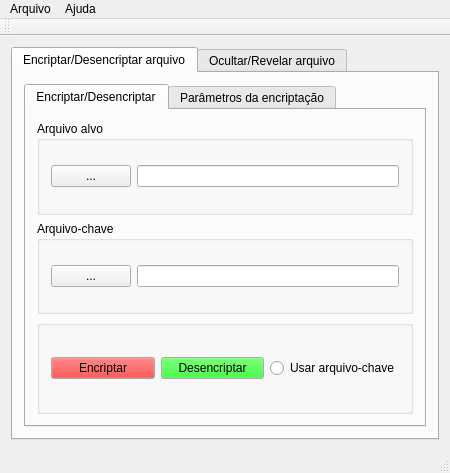
This is mainwindow.ui in gogo40/PASME as Qt 5 draws it before an edit. The edited form follows.
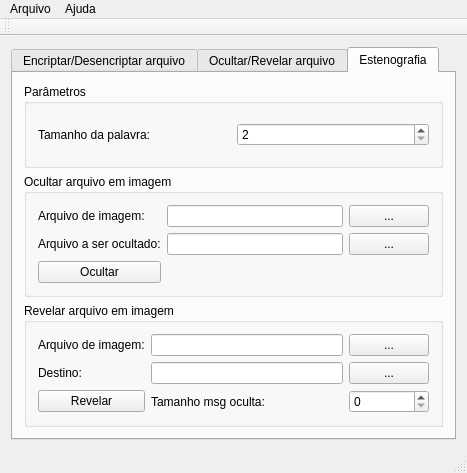
This is the edited form. The open tabs and pages were chosen to show the change.

Commit message: Implementada versão inicial da estenografia.

The edit to the form file:
```diff
--- a/mainwindow.ui
+++ b/mainwindow.ui
@@ -6,7 +6,7 @@
    <rect>
     <x>0</x>
     <y>0</y>
-    <width>450</width>
+    <width>467</width>
     <height>473</height>
    </rect>
   </property>
@@ -14,8 +14,8 @@
    <string>PASME</string>
   </property>
   <widget class="QWidget" name="centralWidget">
-   <layout class="QVBoxLayout" name="verticalLayout">
-    <item>
+   <layout class="QGridLayout" name="gridLayout_16">
+    <item row="0" column="0">
      <widget class="QTabWidget" name="tabWidget">
       <property name="currentIndex">
        <number>0</number>
@@ -498,6 +498,157 @@
         </item>
        </layout>
       </widget>
+      <widget class="QWidget" name="tab_5">
+       <attribute name="title">
+        <string>Estenografia</string>
+       </attribute>
+       <layout class="QGridLayout" name="gridLayout_5">
+        <item row="0" column="0">
+         <widget class="QGroupBox" name="groupBox_14">
+          <property name="title">
+           <string>Parâmetros</string>
+          </property>
+          <layout class="QGridLayout" name="gridLayout_17">
+           <item row="0" column="0">
+            <widget class="QLabel" name="label_10">
+             <property name="text">
+              <string>Tamanho da palavra:</string>
+             </property>
+            </widget>
+           </item>
+           <item row="0" column="1">
+            <widget class="QSpinBox" name="EstWordSize">
+             <property name="minimum">
+              <number>2</number>
+             </property>
+             <property name="maximum">
+              <number>256</number>
+             </property>
+            </widget>
+           </item>
+          </layout>
+         </widget>
+        </item>
+        <item row="1" column="0">
+         <widget class="QGroupBox" name="groupBox_4">
+          <property name="title">
+           <string>Ocultar arquivo em imagem</string>
+          </property>
+          <layout class="QGridLayout" name="gridLayout_6">
+           <item row="0" column="0">
+            <widget class="QLabel" name="label_6">
+             <property name="text">
+              <string>Arquivo de imagem:</string>
+             </property>
+            </widget>
+           </item>
+           <item row="0" column="1">
+            <widget class="QLineEdit" name="nomeOcultarArquivoImagem"/>
+           </item>
+           <item row="0" column="2">
+            <widget class="QPushButton" name="botaoOcultarArquivoImagem">
+             <property name="text">
+              <string>...</string>
+             </property>
+            </widget>
+           </item>
+           <item row="1" column="0">
+            <widget class="QLabel" name="label_7">
+             <property name="text">
+              <string>Arquivo a ser ocultado:</string>
+             </property>
+            </widget>
+           </item>
+           <item row="1" column="1">
+            <widget class="QLineEdit" name="nomeOcultarArquivoAlvo"/>
+           </item>
+           <item row="1" column="2">
+            <widget class="QPushButton" name="botaoOcultarArquivoAlvo">
+             <property name="text">
+              <string>...</string>
+             </property>
+            </widget>
+           </item>
+           <item row="2" column="0">
+            <widget class="QPushButton" name="botaoOcultarEmImagem">
+             <property name="text">
+              <string>Ocultar</string>
+             </property>
+            </widget>
+           </item>
+          </layout>
+          <zorder>label_6</zorder>
+          <zorder>label_6</zorder>
+          <zorder>nomeOcultarArquivoImagem</zorder>
+          <zorder>botaoOcultarArquivoImagem</zorder>
+          <zorder>label_7</zorder>
+          <zorder>nomeOcultarArquivoAlvo</zorder>
+          <zorder>botaoOcultarArquivoAlvo</zorder>
+          <zorder>botaoOcultarEmImagem</zorder>
+         </widget>
+        </item>
+        <item row="2" column="0">
+         <widget class="QGroupBox" name="groupBox_13">
+          <property name="title">
+           <string>Revelar arquivo em imagem</string>
+          </property>
+          <layout class="QGridLayout" name="gridLayout_3">
+           <item row="0" column="0">
+            <widget class="QLabel" name="label_8">
+             <property name="text">
+              <string>Arquivo de imagem:</string>
+             </property>
+            </widget>
+           </item>
+           <item row="0" column="1" colspan="2">
+            <widget class="QLineEdit" name="nomeRevelarArquivoImagem"/>
+           </item>
+           <item row="0" column="3">
+            <widget class="QPushButton" name="botaoRevelarArquivoImagem">
+             <property name="text">
+              <string>...</string>
+             </property>
+            </widget>
+           </item>
+           <item row="1" column="0">
+            <widget class="QLabel" name="label_9">
+             <property name="text">
+              <string>Destino:</string>
+             </property>
+            </widget>
+           </item>
+           <item row="1" column="1" colspan="2">
+            <widget class="QLineEdit" name="nomeRevelarArquivoDestino"/>
+           </item>
+           <item row="1" column="3">
+            <widget class="QPushButton" name="botaoRevelarArquivoDestino">
+             <property name="text">
+              <string>...</string>
+             </property>
+            </widget>
+           </item>
+           <item row="2" column="0">
+            <widget class="QPushButton" name="botaoRevelarDeImagem">
+             <property name="text">
+              <string>Revelar</string>
+             </property>
+            </widget>
+           </item>
+           <item row="2" column="1">
+            <widget class="QLabel" name="label_11">
+             <property name="text">
+              <string>Tamanho msg oculta:</string>
+             </property>
+            </widget>
+           </item>
+           <item row="2" column="3">
+            <widget class="QSpinBox" name="lenOcultaMensagem"/>
+           </item>
+          </layout>
+         </widget>
+        </item>
+       </layout>
+      </widget>
      </widget>
     </item>
    </layout>
@@ -507,8 +658,8 @@
     <rect>
      <x>0</x>
      <y>0</y>
-     <width>450</width>
-     <height>18</height>
+     <width>467</width>
+     <height>29</height>
     </rect>
    </property>
    <widget class="QMenu" name="menuArquivo">
```
Left out of the diff: 138 changed lines with no effect on the pictures. The commit also changes 5 other files.
